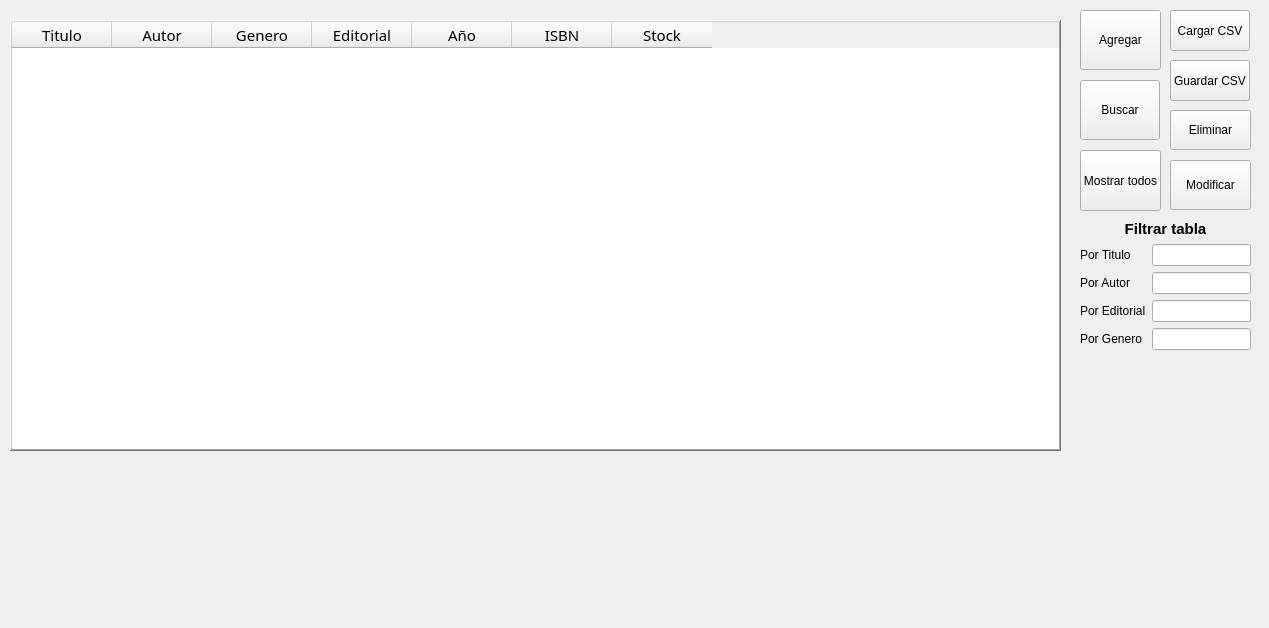
Before: the Qt Designer form tablalibros.ui in DanielaGanan/biblioteca, drawn with Qt 5.
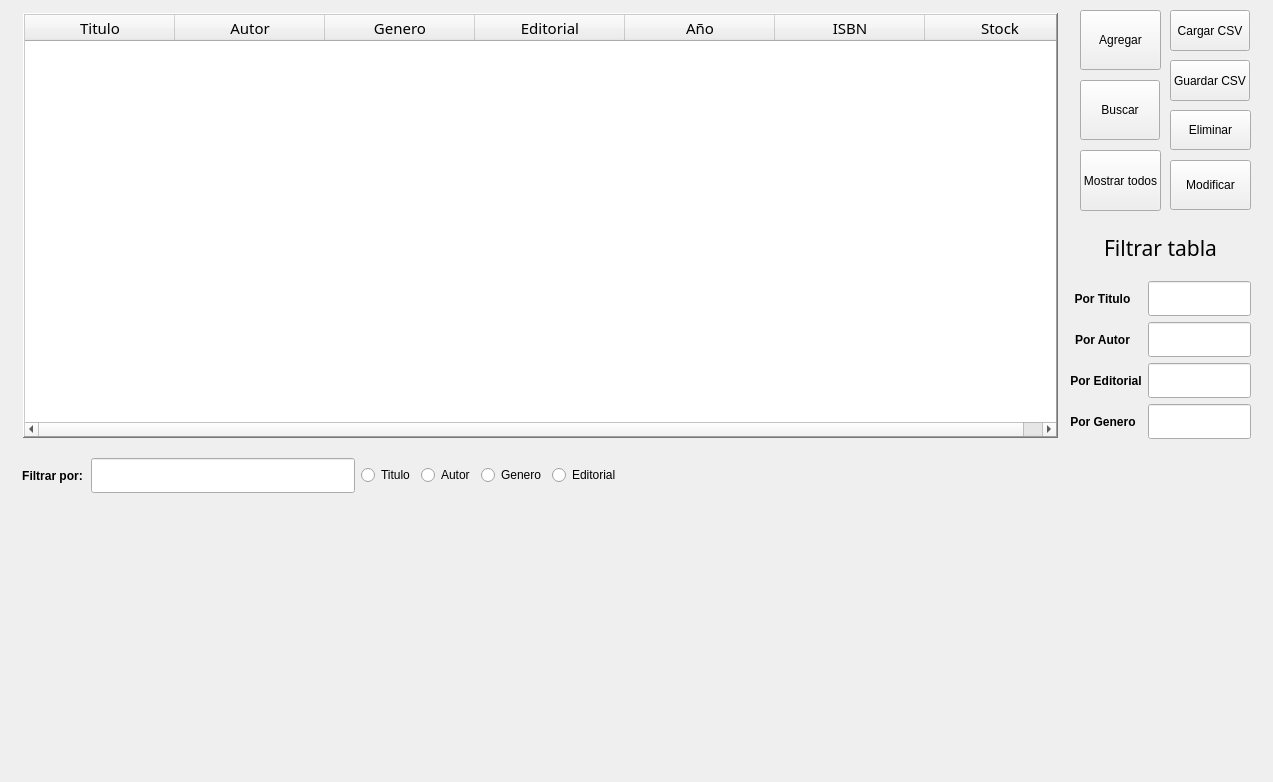
After: the same form once the commit is applied. Icons and pictures are not drawn.

```diff
--- a/tablalibros.ui
+++ b/tablalibros.ui
@@ -9,10 +9,22 @@
    <rect>
     <x>0</x>
     <y>0</y>
-    <width>1269</width>
-    <height>628</height>
+    <width>1273</width>
+    <height>782</height>
    </rect>
   </property>
+  <property name="minimumSize">
+   <size>
+    <width>1273</width>
+    <height>0</height>
+   </size>
+  </property>
+  <property name="maximumSize">
+   <size>
+    <width>1273</width>
+    <height>16777215</height>
+   </size>
+  </property>
   <property name="windowTitle">
    <string>Form</string>
   </property>
@@ -67,171 +79,163 @@
     <string>Guardar CSV</string>
    </property>
   </widget>
-  <widget class="QWidget" name="gridLayoutWidget">
-   <property name="geometry">
-    <rect>
-     <x>10</x>
-     <y>20</y>
-     <width>1051</width>
-     <height>431</height>
-    </rect>
-   </property>
-   <layout class="QGridLayout" name="gridLayout">
-    <property name="sizeConstraint">
-     <enum>QLayout::SizeConstraint::SetDefaultConstraint</enum>
-    </property>
-    <property name="verticalSpacing">
-     <number>6</number>
-    </property>
-    <item row="0" column="0" colspan="2">
-     <widget class="QTableWidget" name="tabla">
-      <property name="font">
-       <font>
-        <family>Impact</family>
-        <pointsize>11</pointsize>
-       </font>
-      </property>
-      <property name="styleSheet">
-       <string notr="true"/>
-      </property>
-      <property name="frameShape">
-       <enum>QFrame::Shape::WinPanel</enum>
-      </property>
-      <property name="frameShadow">
-       <enum>QFrame::Shadow::Raised</enum>
-      </property>
-      <property name="lineWidth">
-       <number>0</number>
-      </property>
-      <property name="autoScrollMargin">
-       <number>10</number>
-      </property>
-      <property name="alternatingRowColors">
-       <bool>true</bool>
-      </property>
-      <property name="selectionMode">
-       <enum>QAbstractItemView::SelectionMode::MultiSelection</enum>
-      </property>
-      <property name="selectionBehavior">
-       <enum>QAbstractItemView::SelectionBehavior::SelectRows</enum>
-      </property>
-      <attribute name="horizontalHeaderCascadingSectionResizes">
-       <bool>false</bool>
-      </attribute>
-      <attribute name="horizontalHeaderMinimumSectionSize">
-       <number>50</number>
-      </attribute>
-      <attribute name="horizontalHeaderDefaultSectionSize">
-       <number>100</number>
-      </attribute>
-      <attribute name="horizontalHeaderHighlightSections">
-       <bool>true</bool>
-      </attribute>
-      <column>
-       <property name="text">
-        <string>Titulo</string>
-       </property>
-      </column>
-      <column>
-       <property name="text">
-        <string>Autor</string>
-       </property>
-      </column>
-      <column>
-       <property name="text">
-        <string>Genero</string>
-       </property>
-      </column>
-      <column>
-       <property name="text">
-        <string>Editorial</string>
-       </property>
-      </column>
-      <column>
-       <property name="text">
-        <string>Año</string>
-       </property>
-      </column>
-      <column>
-       <property name="text">
-        <string>ISBN</string>
-       </property>
-      </column>
-      <column>
-       <property name="text">
-        <string>Stock</string>
-       </property>
-      </column>
-     </widget>
-    </item>
-   </layout>
-  </widget>
   <widget class="QWidget" name="formLayoutWidget">
    <property name="geometry">
     <rect>
-     <x>1080</x>
+     <x>1070</x>
      <y>220</y>
-     <width>171</width>
-     <height>151</height>
+     <width>181</width>
+     <height>221</height>
     </rect>
    </property>
    <layout class="QFormLayout" name="formLayout">
-    <item row="2" column="0">
+    <item row="0" column="0" colspan="2">
+     <widget class="QLabel" name="label">
+      <property name="minimumSize">
+       <size>
+        <width>0</width>
+        <height>55</height>
+       </size>
+      </property>
+      <property name="font">
+       <font>
+        <family>Impact</family>
+        <pointsize>16</pointsize>
+        <bold>false</bold>
+       </font>
+      </property>
+      <property name="autoFillBackground">
+       <bool>true</bool>
+      </property>
+      <property name="text">
+       <string>Filtrar tabla</string>
+      </property>
+      <property name="alignment">
+       <set>Qt::AlignmentFlag::AlignCenter</set>
+      </property>
+     </widget>
+    </item>
+    <item row="1" column="0">
      <widget class="QLabel" name="label_2">
+      <property name="minimumSize">
+       <size>
+        <width>65</width>
+        <height>35</height>
+       </size>
+      </property>
+      <property name="font">
+       <font>
+        <bold>true</bold>
+       </font>
+      </property>
       <property name="text">
        <string>Por Titulo</string>
       </property>
+      <property name="alignment">
+       <set>Qt::AlignmentFlag::AlignCenter</set>
+      </property>
      </widget>
     </item>
-    <item row="4" column="0">
-     <widget class="QLabel" name="label_3">
-      <property name="text">
-       <string>Por Editorial</string>
+    <item row="1" column="1">
+     <widget class="QLineEdit" name="campoTituloBusqueda">
+      <property name="minimumSize">
+       <size>
+        <width>0</width>
+        <height>35</height>
+       </size>
       </property>
      </widget>
     </item>
-    <item row="3" column="0">
+    <item row="2" column="0">
      <widget class="QLabel" name="label_4">
+      <property name="minimumSize">
+       <size>
+        <width>65</width>
+        <height>35</height>
+       </size>
+      </property>
+      <property name="font">
+       <font>
+        <bold>true</bold>
+       </font>
+      </property>
       <property name="text">
        <string>Por Autor</string>
       </property>
-     </widget>
-    </item>
-    <item row="5" column="0">
-     <widget class="QLabel" name="label_5">
-      <property name="text">
-       <string>Por Genero</string>
+      <property name="alignment">
+       <set>Qt::AlignmentFlag::AlignCenter</set>
       </property>
      </widget>
     </item>
     <item row="2" column="1">
-     <widget class="QLineEdit" name="campoTituloBusqueda"/>
+     <widget class="QLineEdit" name="campoAutorBusqueda">
+      <property name="minimumSize">
+       <size>
+        <width>0</width>
+        <height>35</height>
+       </size>
+      </property>
+     </widget>
+    </item>
+    <item row="3" column="0">
+     <widget class="QLabel" name="label_3">
+      <property name="minimumSize">
+       <size>
+        <width>65</width>
+        <height>35</height>
+       </size>
+      </property>
+      <property name="font">
+       <font>
+        <bold>true</bold>
+       </font>
+      </property>
+      <property name="text">
+       <string>Por Editorial</string>
+      </property>
+      <property name="alignment">
+       <set>Qt::AlignmentFlag::AlignCenter</set>
+      </property>
+     </widget>
     </item>
     <item row="3" column="1">
-     <widget class="QLineEdit" name="campoAutorBusqueda"/>
+     <widget class="QLineEdit" name="campoEditorialBusqueda">
+      <property name="minimumSize">
+       <size>
+        <width>0</width>
+        <height>35</height>
+       </size>
+      </property>
+     </widget>
+    </item>
+    <item row="4" column="0">
+     <widget class="QLabel" name="label_5">
+      <property name="minimumSize">
+       <size>
+        <width>65</width>
+        <height>35</height>
+       </size>
+      </property>
+      <property name="font">
+       <font>
+        <bold>true</bold>
+       </font>
+      </property>
+      <property name="text">
+       <string>Por Genero</string>
+      </property>
+      <property name="alignment">
+       <set>Qt::AlignmentFlag::AlignCenter</set>
+      </property>
+     </widget>
     </item>
     <item row="4" column="1">
-     <widget class="QLineEdit" name="campoEditorialBusqueda"/>
-    </item>
-    <item row="5" column="1">
-     <widget class="QLineEdit" name="campoGeneroBusqueda"/>
-    </item>
-    <item row="1" column="0" colspan="2">
-     <widget class="QLabel" name="label">
-      <property name="font">
-       <font>
-        <pointsize>11</pointsize>
-        <bold>true</bold>
-       </font>
-      </property>
-      <property name="autoFillBackground">
-       <bool>true</bool>
-      </property>
-      <property name="text">
-       <string>Filtrar tabla</string>
-      </property>
-      <property name="alignment">
-       <set>Qt::AlignmentFlag::AlignCenter</set>
+     <widget class="QLineEdit" name="campoGeneroBusqueda">
+      <property name="minimumSize">
+       <size>
+        <width>0</width>
+        <height>35</height>
+       </size>
       </property>
      </widget>
     </item>
@@ -375,6 +379,231 @@
     <string>Eliminar</string>
    </property>
   </widget>
+  <widget class="QWidget" name="horizontalLayoutWidget">
+   <property name="geometry">
+    <rect>
+     <x>20</x>
+     <y>10</y>
+     <width>1041</width>
+     <height>431</height>
+    </rect>
+   </property>
+   <layout class="QHBoxLayout" name="horizontalLayout" stretch="0">
+    <property name="leftMargin">
+     <number>3</number>
+    </property>
+    <property name="topMargin">
+     <number>3</number>
+    </property>
+    <property name="rightMargin">
+     <number>3</number>
+    </property>
+    <property name="bottomMargin">
+     <number>3</number>
+    </property>
+    <item>
+     <widget class="QTableWidget" name="tabla">
+      <property name="font">
+       <font>
+        <family>Impact</family>
+        <pointsize>11</pointsize>
+        <underline>false</underline>
+       </font>
+      </property>
+      <property name="contextMenuPolicy">
+       <enum>Qt::ContextMenuPolicy::DefaultContextMenu</enum>
+      </property>
+      <property name="toolTipDuration">
+       <number>1</number>
+      </property>
+      <property name="styleSheet">
+       <string notr="true"/>
+      </property>
+      <property name="frameShape">
+       <enum>QFrame::Shape::WinPanel</enum>
+      </property>
+      <property name="frameShadow">
+       <enum>QFrame::Shadow::Raised</enum>
+      </property>
+      <property name="lineWidth">
+       <number>0</number>
+      </property>
+      <property name="autoScrollMargin">
+       <number>5</number>
+      </property>
+      <property name="alternatingRowColors">
+       <bool>true</bool>
+      </property>
+      <property name="selectionMode">
+       <enum>QAbstractItemView::SelectionMode::MultiSelection</enum>
+      </property>
+      <property name="selectionBehavior">
+       <enum>QAbstractItemView::SelectionBehavior::SelectRows</enum>
+      </property>
+      <property name="textElideMode">
+       <enum>Qt::TextElideMode::ElideMiddle</enum>
+      </property>
+      <property name="verticalScrollMode">
+       <enum>QAbstractItemView::ScrollMode::ScrollPerPixel</enum>
+      </property>
+      <property name="horizontalScrollMode">
+       <enum>QAbstractItemView::ScrollMode::ScrollPerPixel</enum>
+      </property>
+      <property name="showGrid">
+       <bool>false</bool>
+      </property>
+      <property name="sortingEnabled">
+       <bool>false</bool>
+      </property>
+      <property name="wordWrap">
+       <bool>false</bool>
+      </property>
+      <attribute name="horizontalHeaderCascadingSectionResizes">
+       <bool>true</bool>
+      </attribute>
+      <attribute name="horizontalHeaderMinimumSectionSize">
+       <number>80</number>
+      </attribute>
+      <attribute name="horizontalHeaderDefaultSectionSize">
+       <number>150</number>
+      </attribute>
+      <attribute name="horizontalHeaderHighlightSections">
+       <bool>true</bool>
+      </attribute>
+      <attribute name="horizontalHeaderShowSortIndicator" stdset="0">
+       <bool>true</bool>
+      </attribute>
+      <attribute name="horizontalHeaderStretchLastSection">
+       <bool>true</bool>
+      </attribute>
+      <attribute name="verticalHeaderVisible">
+       <bool>true</bool>
+      </attribute>
+      <attribute name="verticalHeaderCascadingSectionResizes">
+       <bool>true</bool>
+      </attribute>
+      <attribute name="verticalHeaderMinimumSectionSize">
+       <number>30</number>
+      </attribute>
+      <attribute name="verticalHeaderDefaultSectionSize">
+       <number>35</number>
+      </attribute>
+      <attribute name="verticalHeaderShowSortIndicator" stdset="0">
+       <bool>true</bool>
+      </attribute>
+      <attribute name="verticalHeaderStretchLastSection">
+       <bool>true</bool>
+      </attribute>
+      <column>
+       <property name="text">
+        <string>Titulo</string>
+       </property>
+      </column>
+      <column>
+       <property name="text">
+        <string>Autor</string>
+       </property>
+      </column>
+      <column>
+       <property name="text">
+        <string>Genero</string>
+       </property>
+      </column>
+      <column>
+       <property name="text">
+        <string>Editorial</string>
+       </property>
+      </column>
+      <column>
+       <property name="text">
+        <string>Año</string>
+       </property>
+      </column>
+      <column>
+       <property name="text">
+        <string>ISBN</string>
+       </property>
+      </column>
+      <column>
+       <property name="text">
+        <string>Stock</string>
+       </property>
+      </column>
+     </widget>
+    </item>
+   </layout>
+  </widget>
+  <widget class="QWidget" name="horizontalLayoutWidget_2">
+   <property name="geometry">
+    <rect>
+     <x>20</x>
+     <y>450</y>
+     <width>601</width>
+     <height>51</height>
+    </rect>
+   </property>
+   <layout class="QHBoxLayout" name="horizontalLayout_2">
+    <item>
+     <widget class="QLabel" name="label_6">
+      <property name="minimumSize">
+       <size>
+        <width>65</width>
+        <height>35</height>
+       </size>
+      </property>
+      <property name="font">
+       <font>
+        <bold>true</bold>
+       </font>
+      </property>
+      <property name="text">
+       <string>Filtrar por:</string>
+      </property>
+      <property name="alignment">
+       <set>Qt::AlignmentFlag::AlignCenter</set>
+      </property>
+     </widget>
+    </item>
+    <item>
+     <widget class="QLineEdit" name="campoFiltroGeneral">
+      <property name="minimumSize">
+       <size>
+        <width>0</width>
+        <height>35</height>
+       </size>
+      </property>
+     </widget>
+    </item>
+    <item>
+     <widget class="QRadioButton" name="radioTitulo">
+      <property name="text">
+       <string>Titulo</string>
+      </property>
+     </widget>
+    </item>
+    <item>
+     <widget class="QRadioButton" name="radioAutor">
+      <property name="text">
+       <string>Autor</string>
+      </property>
+     </widget>
+    </item>
+    <item>
+     <widget class="QRadioButton" name="radioGenero">
+      <property name="text">
+       <string>Genero</string>
+      </property>
+     </widget>
+    </item>
+    <item>
+     <widget class="QRadioButton" name="radioEditorial">
+      <property name="text">
+       <string>Editorial</string>
+      </property>
+     </widget>
+    </item>
+   </layout>
+  </widget>
  </widget>
  <resources/>
  <connections/>
```
Left out of the diff: 8 changed lines with no effect on the pictures.
